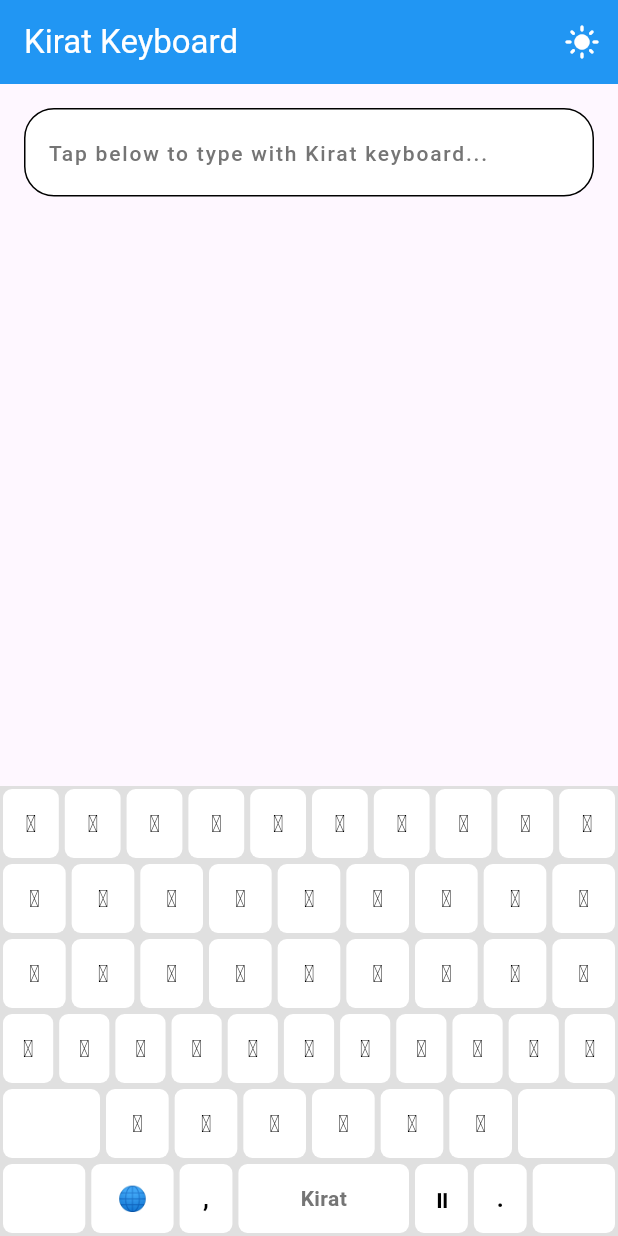
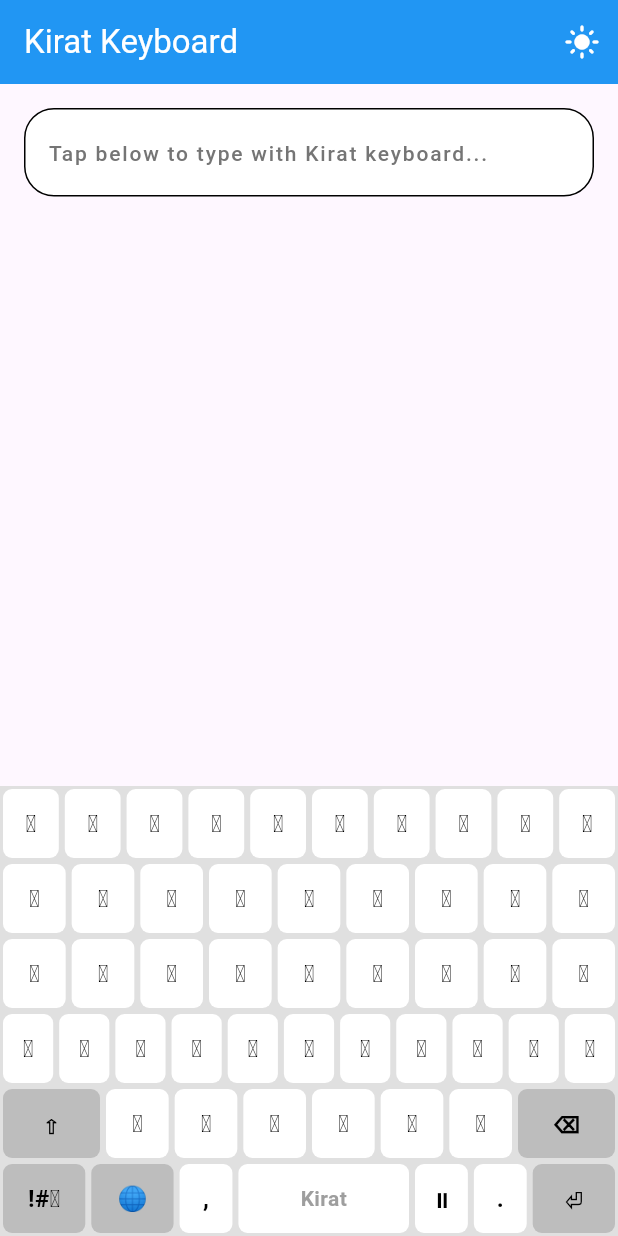
Before and after one commit to mrdeephang/Kirat-Script, a Flutter app: the screen it shows after launch, on a phone screen of 412 x 824 dp. Run offline on Flutter 3.47's test engine with Material 3 defaults, Android fonts, the phone set to English and light mode, and no system bars; our stand-ins replace shared_preferences.

Commit message:
fix: resolve invisible special keys and improve light/dark themes

```diff
--- a/lib/widgets/keyboard_key.dart
+++ b/lib/widgets/keyboard_key.dart
@@ -29,18 +29,21 @@ class KeyboardKey extends StatelessWidget {
         final bool isShiftEnabled = provider.isShiftEnabled;
         final bool isBackspacePressed = provider.isBackspacePressed;
 
-        Color keyColor = isDarkMode ? Colors.grey[700]! : Colors.white;
+        Color keyColor = isDarkMode ? Colors.grey[800]! : Colors.white;
         Color textColor = isDarkMode ? Colors.white : Colors.black;
 
         if (keyData.isSpecial) {
-          textColor = Colors.white;
+          keyColor = isDarkMode ? Colors.grey[700]! : Colors.grey[400]!;
+          textColor = isDarkMode ? Colors.white : Colors.black;
 
           if (keyData.primaryChar == '⇧' && isShiftEnabled) {
-            keyColor = Colors.blue[700]!;
+            keyColor = isDarkMode ? Colors.blue[700]! : Colors.blue[200]!;
+            textColor = isDarkMode ? Colors.white : Colors.blue[900]!;
           }
 
           if (keyData.primaryChar == '⌫' && isBackspacePressed) {
-            keyColor = Colors.red[700]!;
+            keyColor = isDarkMode ? Colors.red[700]! : Colors.red[200]!;
+            textColor = isDarkMode ? Colors.white : Colors.red[900]!;
           }
         }
 
--- a/lib/widgets/kirat_keyboard.dart
+++ b/lib/widgets/kirat_keyboard.dart
@@ -1,5 +1,4 @@
 import 'package:flutter/material.dart';
-import 'package:kirat_script/const/colors.dart';
 import 'package:kirat_script/models/kirat_layout.dart';
 import 'package:kirat_script/widgets/keyboard_key.dart';
 import 'package:kirat_script/widgets/spacebar.dart';
@@ -35,7 +34,7 @@ class KiratKeyboard extends StatelessWidget {
 
         return Container(
           height: 300,
-          color: themeProvider.isDarkMode ? darkColor : Colors.grey[300],
+          color: themeProvider.isDarkMode ? Colors.grey[900] : Colors.grey[300],
           child: Column(
             children: [
               for (int i = 0; i < currentKeys.length; i++)
--- a/lib/widgets/spacebar.dart
+++ b/lib/widgets/spacebar.dart
@@ -23,7 +23,7 @@ class SpaceBarWithLanguage extends StatelessWidget {
         return Container(
           margin: const EdgeInsets.all(2),
           child: Material(
-            color: themeProvider.isDarkMode ? Colors.grey[900]! : Colors.white,
+            color: themeProvider.isDarkMode ? Colors.grey[800]! : Colors.white,
             borderRadius: BorderRadius.circular(6),
             child: InkWell(
               onTap: () => onTap(keyData.primaryChar),
@@ -47,8 +47,8 @@ class SpaceBarWithLanguage extends StatelessWidget {
                         fontSize: 14,
                         fontWeight: FontWeight.bold,
                         color: themeProvider.isDarkMode
-                            ? Colors.grey[300]
-                            : Colors.grey[600],
+                            ? Colors.grey[400]
+                            : Colors.grey[500],
                       ),
                     ),
                   ),
```
